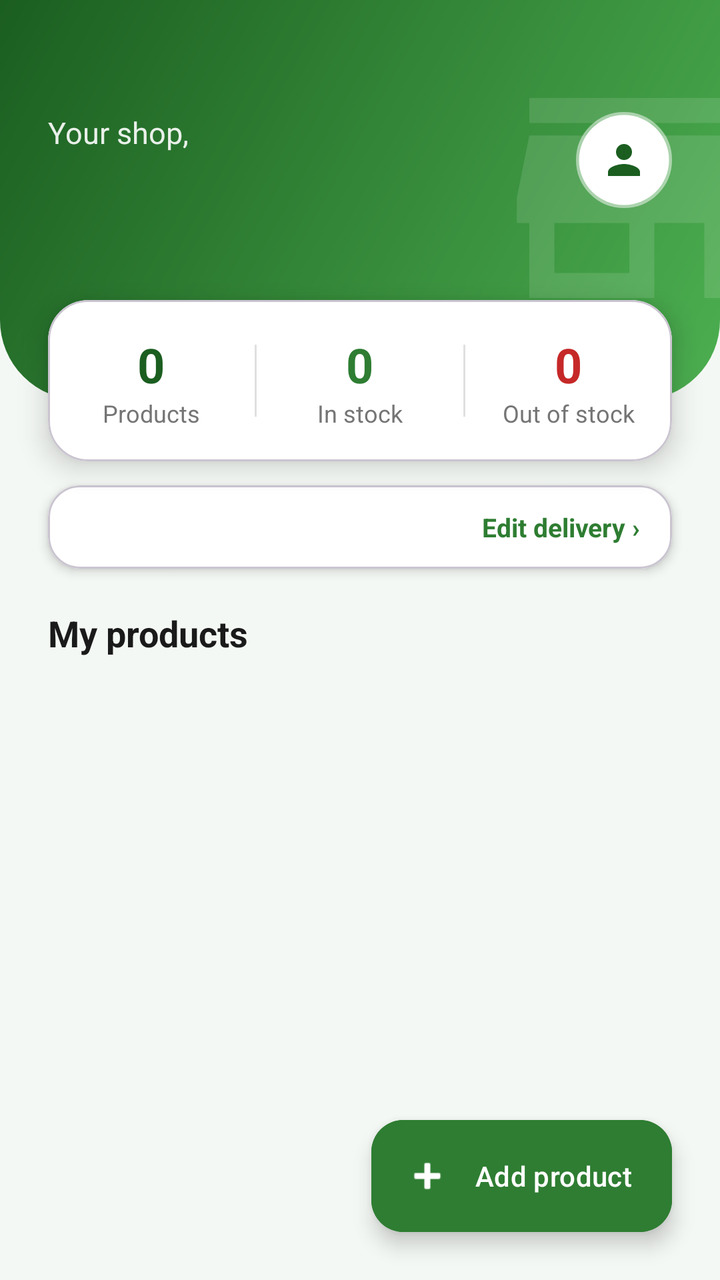
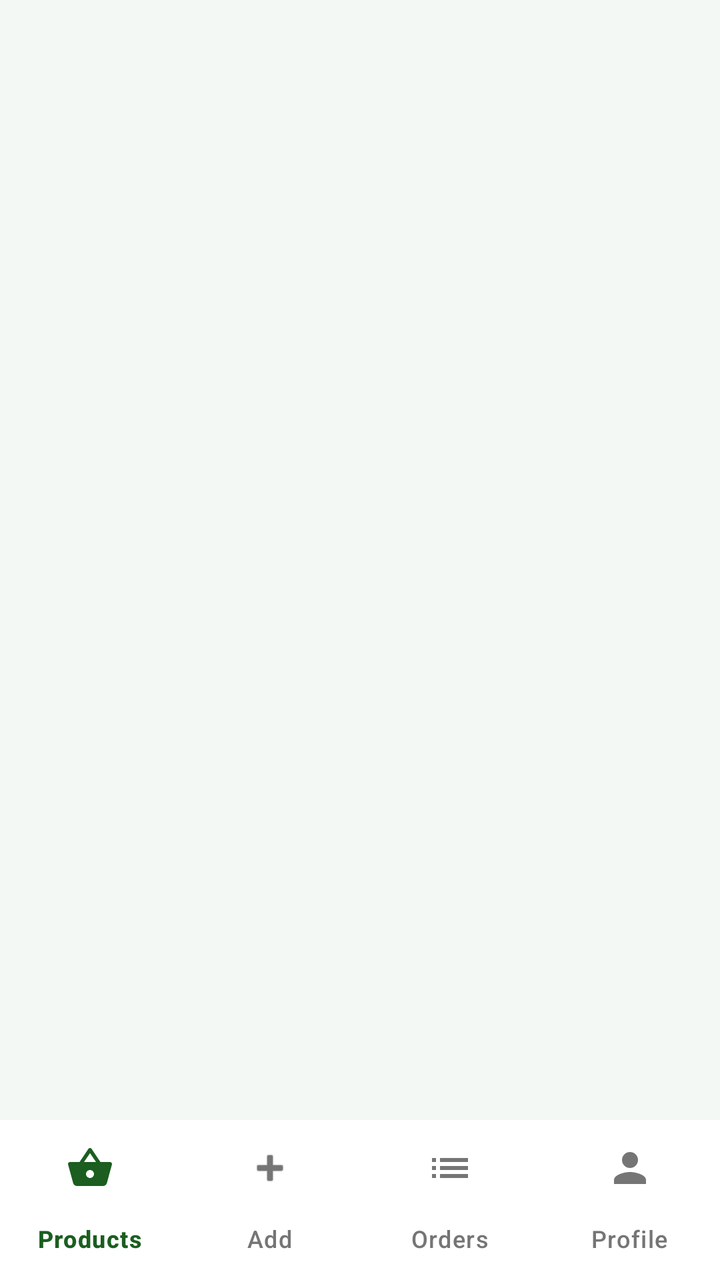

Screens rendered from an Android XML layout before and after an edit, with the pre-edit source and the edit as a unified diff.
<!-- AndroidManifest.xml: application theme Theme.GroceryApp -->
<!-- res/layout/activity_seller_home.xml -->
<?xml version="1.0" encoding="utf-8"?>
<androidx.constraintlayout.widget.ConstraintLayout xmlns:android="http://schemas.android.com/apk/res/android"
    xmlns:app="http://schemas.android.com/apk/res-auto"
    android:layout_width="match_parent"
    android:layout_height="match_parent"
    android:background="@color/welcome_background">

    <View
        android:id="@+id/headerBackground"
        android:layout_width="0dp"
        android:layout_height="200dp"
        android:background="@drawable/header_background"
        app:layout_constraintEnd_toEndOf="parent"
        app:layout_constraintStart_toStartOf="parent"
        app:layout_constraintTop_toTopOf="parent" />

    <ImageView
        android:layout_width="150dp"
        android:layout_height="150dp"
        android:layout_marginTop="24dp"
        android:layout_marginEnd="-30dp"
        android:alpha="0.12"
        android:importantForAccessibility="no"
        android:src="@drawable/ic_store"
        android:tint="@color/white"
        app:layout_constraintEnd_toEndOf="parent"
        app:layout_constraintTop_toTopOf="parent" />

    <TextView
        android:id="@+id/tvWelcomeLabel"
        android:layout_width="wrap_content"
        android:layout_height="wrap_content"
        android:layout_marginStart="24dp"
        android:layout_marginTop="56dp"
        android:text="Your shop,"
        android:textColor="#E6FFFFFF"
        android:textSize="15sp"
        app:layout_constraintStart_toStartOf="parent"
        app:layout_constraintTop_toTopOf="parent" />

    <TextView
        android:id="@+id/tvWelcome"
        android:layout_width="0dp"
        android:layout_height="wrap_content"
        android:layout_marginStart="24dp"
        android:layout_marginEnd="16dp"
        android:ellipsize="end"
        android:maxLines="1"
        android:textColor="@color/white"
        android:textSize="26sp"
        android:textStyle="bold"
        app:layout_constraintEnd_toStartOf="@id/ivProfileIcon"
        app:layout_constraintStart_toStartOf="parent"
        app:layout_constraintTop_toBottomOf="@id/tvWelcomeLabel" />

    <ImageView
        android:id="@+id/ivProfileIcon"
        android:layout_width="48dp"
        android:layout_height="48dp"
        android:layout_marginTop="56dp"
        android:layout_marginEnd="24dp"
        android:background="@drawable/avatar_background"
        android:clickable="true"
        android:contentDescription="Profile"
        android:elevation="6dp"
        android:focusable="true"
        android:padding="12dp"
        android:src="@drawable/ic_person"
        android:tint="@color/green_dark"
        app:layout_constraintEnd_toEndOf="parent"
        app:layout_constraintTop_toTopOf="parent" />

    <com.google.android.material.card.MaterialCardView
        android:id="@+id/cardStats"
        android:layout_width="0dp"
        android:layout_height="wrap_content"
        android:layout_marginStart="24dp"
        android:layout_marginTop="150dp"
        android:layout_marginEnd="24dp"
        app:cardBackgroundColor="@color/white"
        app:cardCornerRadius="20dp"
        app:cardElevation="8dp"
        app:layout_constraintEnd_toEndOf="parent"
        app:layout_constraintStart_toStartOf="parent"
        app:layout_constraintTop_toTopOf="parent">

        <LinearLayout
            android:layout_width="match_parent"
            android:layout_height="wrap_content"
            android:gravity="center_vertical"
            android:orientation="horizontal"
            android:paddingVertical="16dp">

            <LinearLayout
                android:layout_width="0dp"
                android:layout_height="wrap_content"
                android:layout_weight="1"
                android:gravity="center"
                android:orientation="vertical">

                <TextView
                    android:id="@+id/tvStatTotal"
                    android:layout_width="wrap_content"
                    android:layout_height="wrap_content"
                    android:text="0"
                    android:textColor="@color/green_dark"
                    android:textSize="24sp"
                    android:textStyle="bold" />

                <TextView
                    android:layout_width="wrap_content"
                    android:layout_height="wrap_content"
                    android:text="Products"
                    android:textColor="@color/text_secondary"
                    android:textSize="12sp" />
            </LinearLayout>
            <View
                android:layout_width="1dp"
                android:layout_height="36dp"
                android:background="#E0E0E0" />
            <LinearLayout
                android:layout_width="0dp"
                android:layout_height="wrap_content"
                android:layout_weight="1"
                android:gravity="center"
                android:orientation="vertical">

                <TextView
                    android:id="@+id/tvStatIn"
                    android:layout_width="wrap_content"
                    android:layout_height="wrap_content"
                    android:text="0"
                    android:textColor="@color/green_primary"
                    android:textSize="24sp"
                    android:textStyle="bold" />

                <TextView
                    android:layout_width="wrap_content"
                    android:layout_height="wrap_content"
                    android:text="In stock"
                    android:textColor="@color/text_secondary"
                    android:textSize="12sp" />
            </LinearLayout>
            <View
                android:layout_width="1dp"
                android:layout_height="36dp"
                android:background="#E0E0E0" />
            <LinearLayout
                android:layout_width="0dp"
                android:layout_height="wrap_content"
                android:layout_weight="1"
                android:gravity="center"
                android:orientation="vertical">

                <TextView
                    android:id="@+id/tvStatOut"
                    android:layout_width="wrap_content"
                    android:layout_height="wrap_content"
                    android:text="0"
                    android:textColor="@color/danger"
                    android:textSize="24sp"
                    android:textStyle="bold" />

                <TextView
                    android:layout_width="wrap_content"
                    android:layout_height="wrap_content"
                    android:text="Out of stock"
                    android:textColor="@color/text_secondary"
                    android:textSize="12sp" />
            </LinearLayout>
        </LinearLayout>
    </com.google.android.material.card.MaterialCardView>

    <com.google.android.material.card.MaterialCardView
        android:id="@+id/cardShopInfo"
        android:layout_width="0dp"
        android:layout_height="wrap_content"
        android:layout_marginStart="24dp"
        android:layout_marginTop="12dp"
        android:layout_marginEnd="24dp"
        android:clickable="true"
        android:focusable="true"
        app:cardBackgroundColor="@color/white"
        app:cardCornerRadius="16dp"
        app:cardElevation="3dp"
        app:layout_constraintEnd_toEndOf="parent"
        app:layout_constraintStart_toStartOf="parent"
        app:layout_constraintTop_toBottomOf="@id/cardStats">

        <LinearLayout
            android:layout_width="match_parent"
            android:layout_height="wrap_content"
            android:gravity="center_vertical"
            android:orientation="horizontal"
            android:paddingHorizontal="16dp"
            android:paddingVertical="12dp">

            <TextView
                android:id="@+id/tvShopMeta"
                android:layout_width="0dp"
                android:layout_height="wrap_content"
                android:layout_weight="1"
                android:textColor="@color/text_primary"
                android:textSize="13sp" />

            <TextView
                android:layout_width="wrap_content"
                android:layout_height="wrap_content"
                android:text="Edit delivery ›"
                android:textColor="@color/green_primary"
                android:textSize="13sp"
                android:textStyle="bold" />
        </LinearLayout>
    </com.google.android.material.card.MaterialCardView>

    <TextView
        android:id="@+id/tvSection"
        android:layout_width="wrap_content"
        android:layout_height="wrap_content"
        android:layout_marginStart="24dp"
        android:layout_marginTop="20dp"
        android:text="My products"
        android:textColor="@color/text_primary"
        android:textSize="18sp"
        android:textStyle="bold"
        app:layout_constraintStart_toStartOf="parent"
        app:layout_constraintTop_toBottomOf="@id/cardShopInfo" />

    <androidx.recyclerview.widget.RecyclerView
        android:id="@+id/rvProducts"
        android:layout_width="0dp"
        android:layout_height="0dp"
        android:clipToPadding="false"
        android:paddingHorizontal="24dp"
        android:paddingTop="12dp"
        android:paddingBottom="100dp"
        app:layout_constraintBottom_toBottomOf="parent"
        app:layout_constraintEnd_toEndOf="parent"
        app:layout_constraintStart_toStartOf="parent"
        app:layout_constraintTop_toBottomOf="@id/tvSection" />

    <TextView
        android:id="@+id/tvEmpty"
        android:layout_width="wrap_content"
        android:layout_height="wrap_content"
        android:gravity="center"
        android:text="No products yet.\nTap “Add product” to list your first one."
        android:textColor="@color/text_secondary"
        android:textSize="15sp"
        android:visibility="gone"
        app:layout_constraintBottom_toBottomOf="parent"
        app:layout_constraintEnd_toEndOf="parent"
        app:layout_constraintStart_toStartOf="parent"
        app:layout_constraintTop_toBottomOf="@id/tvSection" />

    <com.google.android.material.floatingactionbutton.ExtendedFloatingActionButton
        android:id="@+id/fabAdd"
        android:layout_width="wrap_content"
        android:layout_height="wrap_content"
        android:layout_margin="24dp"
        android:backgroundTint="@color/green_primary"
        android:text="Add product"
        android:textColor="@color/white"
        app:icon="@android:drawable/ic_input_add"
        app:iconTint="@color/white"
        app:layout_constraintBottom_toBottomOf="parent"
        app:layout_constraintEnd_toEndOf="parent" />
</androidx.constraintlayout.widget.ConstraintLayout>
<!-- resources referenced by this layout -->
<resources>
  <color name="danger">#C62828</color>
  <color name="green_dark">#1B5E20</color>
  <color name="green_primary">#2E7D32</color>
  <color name="text_primary">#1A1A1A</color>
  <color name="text_secondary">#757575</color>
  <color name="welcome_background">#F4F8F4</color>
  <color name="white">#FFFFFFFF</color>
  <!-- drawable avatar_background (drawable) -->
  <?xml version="1.0" encoding="utf-8"?>
  <shape xmlns:android="http://schemas.android.com/apk/res/android"
      android:shape="oval">
      <solid android:color="#FFFFFF" />
      <stroke android:width="3dp" android:color="#80FFFFFF" />
  </shape>
  <!-- drawable header_background (drawable) -->
  <?xml version="1.0" encoding="utf-8"?>
  <shape xmlns:android="http://schemas.android.com/apk/res/android"
      android:shape="rectangle">
      <gradient
          android:angle="315"
          android:startColor="#1B5E20"
          android:endColor="#4CAF50"
          android:type="linear" />
      <corners
          android:bottomLeftRadius="40dp"
          android:bottomRightRadius="40dp" />
  </shape>
  <!-- drawable ic_person (drawable) -->
  <?xml version="1.0" encoding="utf-8"?>
  <vector xmlns:android="http://schemas.android.com/apk/res/android"
      android:width="24dp"
      android:height="24dp"
      android:viewportWidth="24"
      android:viewportHeight="24"
      android:tint="#FFFFFF">
      <path
          android:fillColor="#FF000000"
          android:pathData="M12,12c2.21,0 4,-1.79 4,-4s-1.79,-4 -4,-4 -4,1.79 -4,4 1.79,4 4,4zM12,14c-2.67,0 -8,1.34 -8,4v2h16v-2c0,-2.66 -5.33,-4 -8,-4z"/>
  </vector>
  <!-- drawable ic_store (drawable) -->
  <?xml version="1.0" encoding="utf-8"?>
  <vector xmlns:android="http://schemas.android.com/apk/res/android"
      android:width="24dp"
      android:height="24dp"
      android:viewportWidth="24"
      android:viewportHeight="24">
      <path
          android:fillColor="#FF000000"
          android:pathData="M20,4H4v2h16V4zM21,14v-2l-1,-5H4l-1,5v2h1v6h10v-6h4v6h2v-6h1zM12,18H6v-4h6v4z" />
  </vector>
  <style name="Theme.GroceryApp" parent="Base.Theme.GroceryApp" />
  <style name="Base.Theme.GroceryApp" parent="Theme.Material3.Light.NoActionBar">
          <item name="colorPrimary">@color/green_primary</item>
          <item name="colorOnPrimary">@color/white</item>
          <item name="colorPrimaryContainer">@color/green_light</item>
          <item name="colorOnPrimaryContainer">@color/green_dark</item>
          <item name="colorError">@color/danger</item>
      </style>
  <color name="green_light">#E8F5E9</color>
</resources>

<!-- the commit's change to res/layout/activity_seller_home.xml (unified diff, before → after) -->
@@ -1,268 +1,26 @@
 <?xml version="1.0" encoding="utf-8"?>
-<androidx.constraintlayout.widget.ConstraintLayout xmlns:android="http://schemas.android.com/apk/res/android"
+<LinearLayout xmlns:android="http://schemas.android.com/apk/res/android"
     xmlns:app="http://schemas.android.com/apk/res-auto"
     android:layout_width="match_parent"
     android:layout_height="match_parent"
-    android:background="@color/welcome_background">
+    android:background="@color/welcome_background"
+    android:orientation="vertical">
 
-    <View
-        android:id="@+id/headerBackground"
-        android:layout_width="0dp"
-        android:layout_height="200dp"
-        android:background="@drawable/header_background"
-        app:layout_constraintEnd_toEndOf="parent"
-        app:layout_constraintStart_toStartOf="parent"
-        app:layout_constraintTop_toTopOf="parent" />
+    <androidx.fragment.app.FragmentContainerView
+        android:id="@+id/fragmentContainer"
+        android:layout_width="match_parent"
+        android:layout_height="0dp"
+        android:layout_weight="1" />
 
-    <ImageView
-        android:layout_width="150dp"
-        android:layout_height="150dp"
-        android:layout_marginTop="24dp"
-        android:layout_marginEnd="-30dp"
-        android:alpha="0.12"
-        android:importantForAccessibility="no"
-        android:src="@drawable/ic_store"
-        android:tint="@color/white"
-        app:layout_constraintEnd_toEndOf="parent"
-        app:layout_constraintTop_toTopOf="parent" />
-
-    <TextView
-        android:id="@+id/tvWelcomeLabel"
-        android:layout_width="wrap_content"
+    <com.google.android.material.bottomnavigation.BottomNavigationView
+        android:id="@+id/bottomNav"
+        android:layout_width="match_parent"
         android:layout_height="wrap_content"
-        android:layout_marginStart="24dp"
-        android:layout_marginTop="56dp"
-        android:text="Your shop,"
-        android:textColor="#E6FFFFFF"
-        android:textSize="15sp"
-        app:layout_constraintStart_toStartOf="parent"
-        app:layout_constraintTop_toTopOf="parent" />
-
-    <TextView
-        android:id="@+id/tvWelcome"
-        android:layout_width="0dp"
-        android:layout_height="wrap_content"
-        android:layout_marginStart="24dp"
-        android:layout_marginEnd="16dp"
-        android:ellipsize="end"
-        android:maxLines="1"
-        android:textColor="@color/white"
-        android:textSize="26sp"
-        android:textStyle="bold"
-        app:layout_constraintEnd_toStartOf="@id/ivProfileIcon"
-        app:layout_constraintStart_toStartOf="parent"
-        app:layout_constraintTop_toBottomOf="@id/tvWelcomeLabel" />
-
-    <ImageView
-        android:id="@+id/ivProfileIcon"
-        android:layout_width="48dp"
-        android:layout_height="48dp"
-        android:layout_marginTop="56dp"
-        android:layout_marginEnd="24dp"
-        android:background="@drawable/avatar_background"
-        android:clickable="true"
-        android:contentDescription="Profile"
-        android:elevation="6dp"
-        android:focusable="true"
-        android:padding="12dp"
-        android:src="@drawable/ic_person"
-        android:tint="@color/green_dark"
-        app:layout_constraintEnd_toEndOf="parent"
-        app:layout_constraintTop_toTopOf="parent" />
-
-    <com.google.android.material.card.MaterialCardView
-        android:id="@+id/cardStats"
-        android:layout_width="0dp"
-        android:layout_height="wrap_content"
-        android:layout_marginStart="24dp"
-        android:layout_marginTop="150dp"
-        android:layout_marginEnd="24dp"
-        app:cardBackgroundColor="@color/white"
-        app:cardCornerRadius="20dp"
-        app:cardElevation="8dp"
-        app:layout_constraintEnd_toEndOf="parent"
-        app:layout_constraintStart_toStartOf="parent"
-        app:layout_constraintTop_toTopOf="parent">
-
-        <LinearLayout
-            android:layout_width="match_parent"
-            android:layout_height="wrap_content"
-            android:gravity="center_vertical"
-            android:orientation="horizontal"
-            android:paddingVertical="16dp">
-
-            <LinearLayout
-                android:layout_width="0dp"
-                android:layout_height="wrap_content"
-                android:layout_weight="1"
-                android:gravity="center"
-                android:orientation="vertical">
-
-                <TextView
-                    android:id="@+id/tvStatTotal"
-                    android:layout_width="wrap_content"
-                    android:layout_height="wrap_content"
-                    android:text="0"
-                    android:textColor="@color/green_dark"
-                    android:textSize="24sp"
-                    android:textStyle="bold" />
-
-                <TextView
-                    android:layout_width="wrap_content"
-                    android:layout_height="wrap_content"
-                    android:text="Products"
-                    android:textColor="@color/text_secondary"
-                    android:textSize="12sp" />
-            </LinearLayout>
-            <View
-                android:layout_width="1dp"
-                android:layout_height="36dp"
-                android:background="#E0E0E0" />
-            <LinearLayout
-                android:layout_width="0dp"
-                android:layout_height="wrap_content"
-                android:layout_weight="1"
-                android:gravity="center"
-                android:orientation="vertical">
-
-                <TextView
-                    android:id="@+id/tvStatIn"
-                    android:layout_width="wrap_content"
-                    android:layout_height="wrap_content"
-                    android:text="0"
-                    android:textColor="@color/green_primary"
-                    android:textSize="24sp"
-                    android:textStyle="bold" />
-
-                <TextView
-                    android:layout_width="wrap_content"
-                    android:layout_height="wrap_content"
-                    android:text="In stock"
-                    android:textColor="@color/text_secondary"
-                    android:textSize="12sp" />
-            </LinearLayout>
-            <View
-                android:layout_width="1dp"
-                android:layout_height="36dp"
-                android:background="#E0E0E0" />
-            <LinearLayout
-                android:layout_width="0dp"
-                android:layout_height="wrap_content"
-                android:layout_weight="1"
-                android:gravity="center"
-                android:orientation="vertical">
-
-                <TextView
-                    android:id="@+id/tvStatOut"
-                    android:layout_width="wrap_content"
-                    android:layout_height="wrap_content"
-                    android:text="0"
-                    android:textColor="@color/danger"
-                    android:textSize="24sp"
-                    android:textStyle="bold" />
-
-                <TextView
-                    android:layout_width="wrap_content"
-                    android:layout_height="wrap_content"
-                    android:text="Out of stock"
-                    android:textColor="@color/text_secondary"
-                    android:textSize="12sp" />
-            </LinearLayout>
-        </LinearLayout>
-    </com.google.android.material.card.MaterialCardView>
-
-    <com.google.android.material.card.MaterialCardView
-        android:id="@+id/cardShopInfo"
-        android:layout_width="0dp"
-        android:layout_height="wrap_content"
-        android:layout_marginStart="24dp"
-        android:layout_marginTop="12dp"
-        android:layout_marginEnd="24dp"
-        android:clickable="true"
-        android:focusable="true"
-        app:cardBackgroundColor="@color/white"
-        app:cardCornerRadius="16dp"
-        app:cardElevation="3dp"
-        app:layout_constraintEnd_toEndOf="parent"
-        app:layout_constraintStart_toStartOf="parent"
-        app:layout_constraintTop_toBottomOf="@id/cardStats">
-
-        <LinearLayout
-            android:layout_width="match_parent"
-            android:layout_height="wrap_content"
-            android:gravity="center_vertical"
-            android:orientation="horizontal"
-            android:paddingHorizontal="16dp"
-            android:paddingVertical="12dp">
-
-            <TextView
-                android:id="@+id/tvShopMeta"
-                android:layout_width="0dp"
-                android:layout_height="wrap_content"
-                android:layout_weight="1"
-                android:textColor="@color/text_primary"
-                android:textSize="13sp" />
-
-            <TextView
-                android:layout_width="wrap_content"
-                android:layout_height="wrap_content"
-                android:text="Edit delivery ›"
-                android:textColor="@color/green_primary"
-                android:textSize="13sp"
-                android:textStyle="bold" />
-        </LinearLayout>
-    </com.google.android.material.card.MaterialCardView>
-
-    <TextView
-        android:id="@+id/tvSection"
-        android:layout_width="wrap_content"
-        android:layout_height="wrap_content"
-        android:layout_marginStart="24dp"
-        android:layout_marginTop="20dp"
-        android:text="My products"
-        android:textColor="@color/text_primary"
-        android:textSize="18sp"
-        android:textStyle="bold"
-        app:layout_constraintStart_toStartOf="parent"
-        app:layout_constraintTop_toBottomOf="@id/cardShopInfo" />
-
-    <androidx.recyclerview.widget.RecyclerView
-        android:id="@+id/rvProducts"
-        android:layout_width="0dp"
-        android:layout_height="0dp"
-        android:clipToPadding="false"
-        android:paddingHorizontal="24dp"
-        android:paddingTop="12dp"
-        android:paddingBottom="100dp"
-        app:layout_constraintBottom_toBottomOf="parent"
-        app:layout_constraintEnd_toEndOf="parent"
-        app:layout_constraintStart_toStartOf="parent"
-        app:layout_constraintTop_toBottomOf="@id/tvSection" />
-
-    <TextView
-        android:id="@+id/tvEmpty"
-        android:layout_width="wrap_content"
-        android:layout_height="wrap_content"
-        android:gravity="center"
-        android:text="No products yet.\nTap “Add product” to list your first one."
-        android:textColor="@color/text_secondary"
-        android:textSize="15sp"
-        android:visibility="gone"
-        app:layout_constraintBottom_toBottomOf="parent"
-        app:layout_constraintEnd_toEndOf="parent"
-        app:layout_constraintStart_toStartOf="parent"
-        app:layout_constraintTop_toBottomOf="@id/tvSection" />
-
-    <com.google.android.material.floatingactionbutton.ExtendedFloatingActionButton
-        android:id="@+id/fabAdd"
-        android:layout_width="wrap_content"
-        android:layout_height="wrap_content"
-        android:layout_margin="24dp"
-        android:backgroundTint="@color/green_primary"
-        android:text="Add product"
-        android:textColor="@color/white"
-        app:icon="@android:drawable/ic_input_add"
-        app:iconTint="@color/white"
-        app:layout_constraintBottom_toBottomOf="parent"
-        app:layout_constraintEnd_toEndOf="parent" />
-</androidx.constraintlayout.widget.ConstraintLayout>
+        android:background="@color/white"
+        android:elevation="8dp"
+        app:itemActiveIndicatorStyle="@style/Widget.GroceryApp.ActiveIndicator"
+        app:itemIconTint="@color/nav_item"
+        app:itemTextColor="@color/nav_item"
+        app:labelVisibilityMode="labeled"
+        app:menu="@menu/seller_bottom_nav" />
+</LinearLayout>
<!-- resource entries referenced after the edit -->
@@ -3,53 +3,11 @@
   <color name="danger">#C62828</color>
   <color name="green_dark">#1B5E20</color>
   <color name="green_primary">#2E7D32</color>
-  <color name="text_primary">#1A1A1A</color>
-  <color name="text_secondary">#757575</color>
   <color name="welcome_background">#F4F8F4</color>
   <color name="white">#FFFFFFFF</color>
-  <!-- drawable avatar_background (drawable) -->
-  <?xml version="1.0" encoding="utf-8"?>
-  <shape xmlns:android="http://schemas.android.com/apk/res/android"
-      android:shape="oval">
-      <solid android:color="#FFFFFF" />
-      <stroke android:width="3dp" android:color="#80FFFFFF" />
-  </shape>
-  <!-- drawable header_background (drawable) -->
-  <?xml version="1.0" encoding="utf-8"?>
-  <shape xmlns:android="http://schemas.android.com/apk/res/android"
-      android:shape="rectangle">
-      <gradient
-          android:angle="315"
-          android:startColor="#1B5E20"
-          android:endColor="#4CAF50"
-          android:type="linear" />
-      <corners
-          android:bottomLeftRadius="40dp"
-          android:bottomRightRadius="40dp" />
-  </shape>
-  <!-- drawable ic_person (drawable) -->
-  <?xml version="1.0" encoding="utf-8"?>
-  <vector xmlns:android="http://schemas.android.com/apk/res/android"
-      android:width="24dp"
-      android:height="24dp"
-      android:viewportWidth="24"
-      android:viewportHeight="24"
-      android:tint="#FFFFFF">
-      <path
-          android:fillColor="#FF000000"
-          android:pathData="M12,12c2.21,0 4,-1.79 4,-4s-1.79,-4 -4,-4 -4,1.79 -4,4 1.79,4 4,4zM12,14c-2.67,0 -8,1.34 -8,4v2h16v-2c0,-2.66 -5.33,-4 -8,-4z"/>
-  </vector>
-  <!-- drawable ic_store (drawable) -->
-  <?xml version="1.0" encoding="utf-8"?>
-  <vector xmlns:android="http://schemas.android.com/apk/res/android"
-      android:width="24dp"
-      android:height="24dp"
-      android:viewportWidth="24"
-      android:viewportHeight="24">
-      <path
-          android:fillColor="#FF000000"
-          android:pathData="M20,4H4v2h16V4zM21,14v-2l-1,-5H4l-1,5v2h1v6h10v-6h4v6h2v-6h1zM12,18H6v-4h6v4z" />
-  </vector>
+  <style name="Widget.GroceryApp.ActiveIndicator" parent="Widget.Material3.BottomNavigationView.ActiveIndicator">
+          <item name="android:color">@color/green_light</item>
+      </style>
   <style name="Theme.GroceryApp" parent="Base.Theme.GroceryApp" />
   <style name="Base.Theme.GroceryApp" parent="Theme.Material3.Light.NoActionBar">
           <item name="colorPrimary">@color/green_primary</item>
